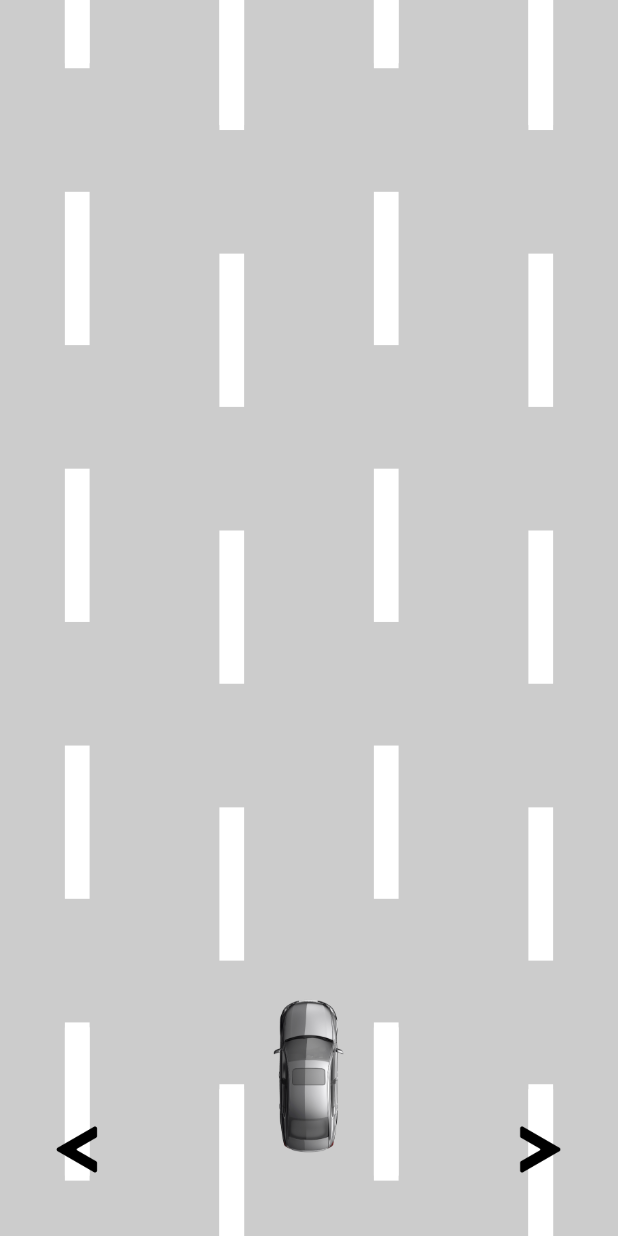
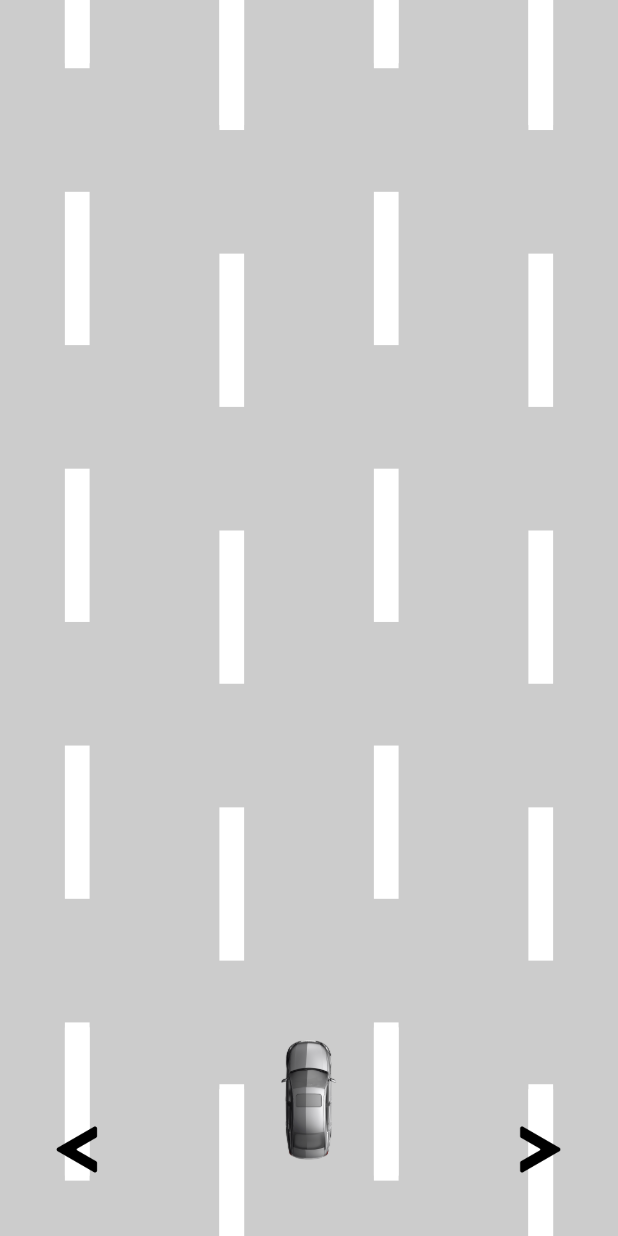
Before and after one commit to Arrttemka/Modsen_practice, a Flutter app: the screen it shows after launch, on a phone screen of 412 x 824 dp. Run offline on Flutter 3.47's test engine with Material 3 defaults, Android fonts, the phone set to English and light mode, and no system bars; our stand-ins replace get.

Commit message:
NPC car generation, player car movement added

```diff
--- /dev/null
+++ b/lib/controllers/car_controller.dart
@@ -0,0 +1,18 @@
+import 'package:get/get.dart';
+
+class CarController extends GetxController {
+  final int totalLanes = 3;
+  var currentLane = 1.obs;
+
+  void moveLeft() {
+    if (currentLane > 0) {
+      currentLane--;
+    }
+  }
+
+  void moveRight() {
+    if (currentLane < totalLanes - 1) {
+      currentLane++;
+    }
+  }
+}
--- a/lib/pages/race_page.dart
+++ b/lib/pages/race_page.dart
@@ -1,29 +1,47 @@
 import 'package:flutter/material.dart';
+import 'package:get/get.dart';
+import 'package:police_car_game/controllers/car_controller.dart';
+import 'package:police_car_game/controllers/police_car_controller.dart';
 import 'package:police_car_game/widgets/arrows_widget.dart';
 import 'package:police_car_game/widgets/car_widget.dart';
 import 'package:police_car_game/widgets/road_lines_widget.dart';
+import 'package:police_car_game/widgets/police_car_widget.dart';
+import 'dart:async';
 
-class RacePage extends StatefulWidget {
-  @override
-  _RacePageState createState() => _RacePageState();
-}
+class RacePage extends StatelessWidget {
+  RacePage({Key? key}) : super(key: key);
 
-class _RacePageState extends State<RacePage> {
+  final CarController carController = Get.put(CarController());
+  final PoliceCarController policeCarController = Get.put(PoliceCarController());
+
+  void startGameLoop() {
+    Timer.periodic(const Duration(milliseconds: 100), (timer) {
+      policeCarController.updatePositions();
+      if (timer.tick % 20 == 0) {
+        policeCarController.spawnPoliceCar();
+      }
+    });
+  }
 
   @override
   Widget build(BuildContext context) {
+    startGameLoop();
+
     return Scaffold(
-      body:
-      Stack(
+      body: Stack(
         children: [
           Positioned.fill(
-            child: Container(color: Color(0xFFCCCCCC)), // Фон дороги
+            child: Container(color: const Color(0xFFCCCCCC)),
           ),
           const RoadLinesWidget(), // Полоски дороги
-          const CarWidget(), // Машина
-          const ArrowsWidget(), // Кнопки управления
+          const PoliceCarWidget(), // Вражеские машины
+          const CarWidget(), // Игрок
+          ArrowsWidget(
+            onLeftTap: carController.moveLeft,
+            onRightTap: carController.moveRight,
+          ), // Кнопки управления
         ],
-      )
+      ),
     );
   }
 }
--- a/lib/widgets/arrows_widget.dart
+++ b/lib/widgets/arrows_widget.dart
@@ -1,7 +1,10 @@
 import 'package:flutter/material.dart';
 
 class ArrowsWidget extends StatelessWidget {
-  const ArrowsWidget({Key? key}) : super(key: key);
+  final VoidCallback onLeftTap;
+  final VoidCallback onRightTap;
+
+  const ArrowsWidget({Key? key, required this.onLeftTap, required this.onRightTap}) : super(key: key);
 
   @override
   Widget build(BuildContext context) {
@@ -16,6 +19,7 @@ class ArrowsWidget extends StatelessWidget {
         mainAxisAlignment: MainAxisAlignment.spaceBetween,
         children: [
           GestureDetector(
+            onTap: onLeftTap,
             child: Padding(
               padding: EdgeInsets.only(left: screenWidth * 0.05),
               child: Image.asset(
@@ -26,6 +30,7 @@ class ArrowsWidget extends StatelessWidget {
             ),
           ),
           GestureDetector(
+            onTap: onRightTap,
             child: Padding(
               padding: EdgeInsets.only(right: screenWidth * 0.05),
               child: Image.asset(
--- a/lib/widgets/car_widget.dart
+++ b/lib/widgets/car_widget.dart
@@ -1,4 +1,6 @@
 import 'package:flutter/material.dart';
+import 'package:get/get.dart';
+import 'package:police_car_game/controllers/car_controller.dart';
 
 class CarWidget extends StatelessWidget {
   const CarWidget({Key? key}) : super(key: key);
@@ -7,18 +9,26 @@ class CarWidget extends StatelessWidget {
   Widget build(BuildContext context) {
     final screenWidth = MediaQuery.of(context).size.width;
     final screenHeight = MediaQuery.of(context).size.height;
+    final CarController carController = Get.find<CarController>();
 
-    return Positioned(
+    List<double> lanePositions = [
+      screenWidth * 0.15,
+      screenWidth * 0.4 ,
+      screenWidth * 0.65,
+    ];
+
+    return Obx(() => AnimatedPositioned(
+      duration: const Duration(milliseconds: 200),
       top: screenHeight * 0.84,
-      left: (screenWidth - (screenWidth * 0.274)) / 2,
+      left: lanePositions[carController.currentLane.value],
       child: Transform.rotate(
         angle: -90 * 3.1415926535 / 180,
         child: Image.asset(
           'assets/images/my_car.png',
-          width: screenWidth * 0.274,
-          height: screenHeight * 0.0616,
+          width: screenWidth * 0.2,
+          height: screenHeight * 0.1,
         ),
       ),
-    );
+    ));
   }
 }
--- /dev/null
+++ b/lib/widgets/police_car_widget.dart
@@ -0,0 +1,28 @@
+import 'package:flutter/material.dart';
+import 'package:get/get.dart';
+import 'package:police_car_game/controllers/police_car_controller.dart';
+
+class PoliceCarWidget extends StatelessWidget {
+  const PoliceCarWidget({Key? key}) : super(key: key);
+
+  @override
+  Widget build(BuildContext context) {
+    final screenWidth = MediaQuery.of(context).size.width;
+    final screenHeight = MediaQuery.of(context).size.height;
+    final PoliceCarController policeCarController = Get.find<PoliceCarController>();
+
+    return Obx(() => Stack(
+      children: policeCarController.policeCars.map((car) {
+        return Positioned(
+          top: screenHeight * car['top'],
+          left: screenWidth * car['lane'],
+          child: Image.asset(
+            'assets/images/police_car.png',
+            width: screenWidth * 0.2,
+            height: screenHeight * 0.1,
+          ),
+        );
+      }).toList(),
+    ));
+  }
+}
--- a/pubspec.yaml
+++ b/pubspec.yaml
@@ -10,6 +10,7 @@ dependencies:
   flutter:
     sdk: flutter
   cupertino_icons: ^1.0.8
+  get:
 
 dev_dependencies:
   flutter_test:
```
Also changed, not shown: lib/controllers/police_car_controller.dart (added, +77 -0 lines), pubspec.lock.
